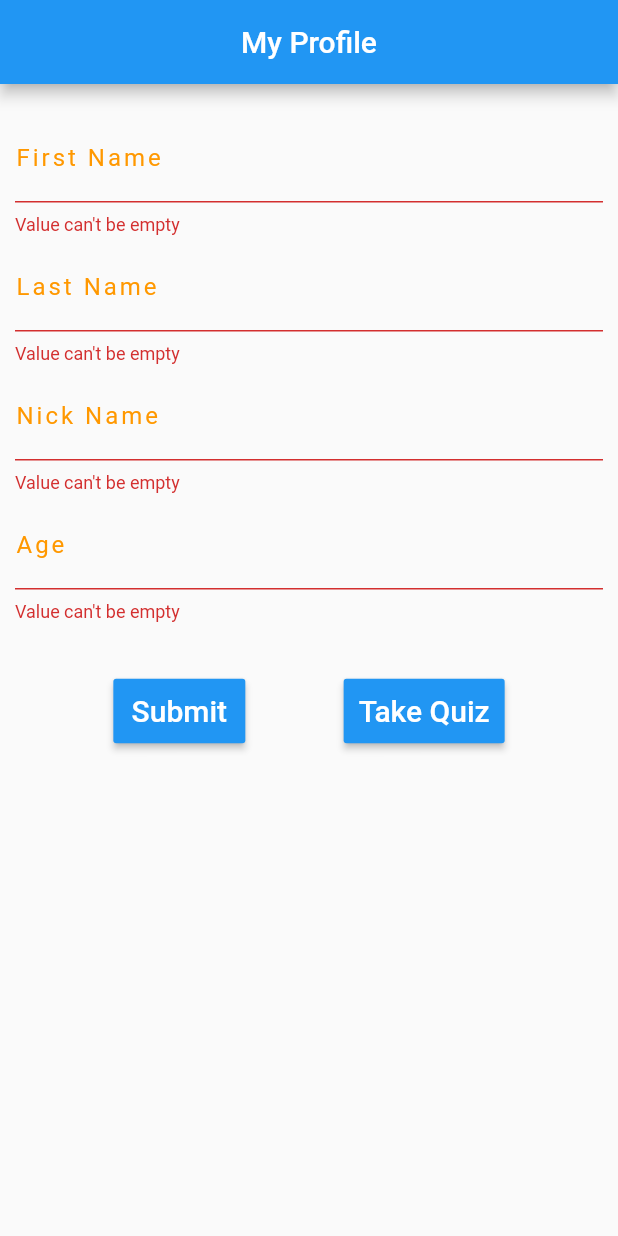
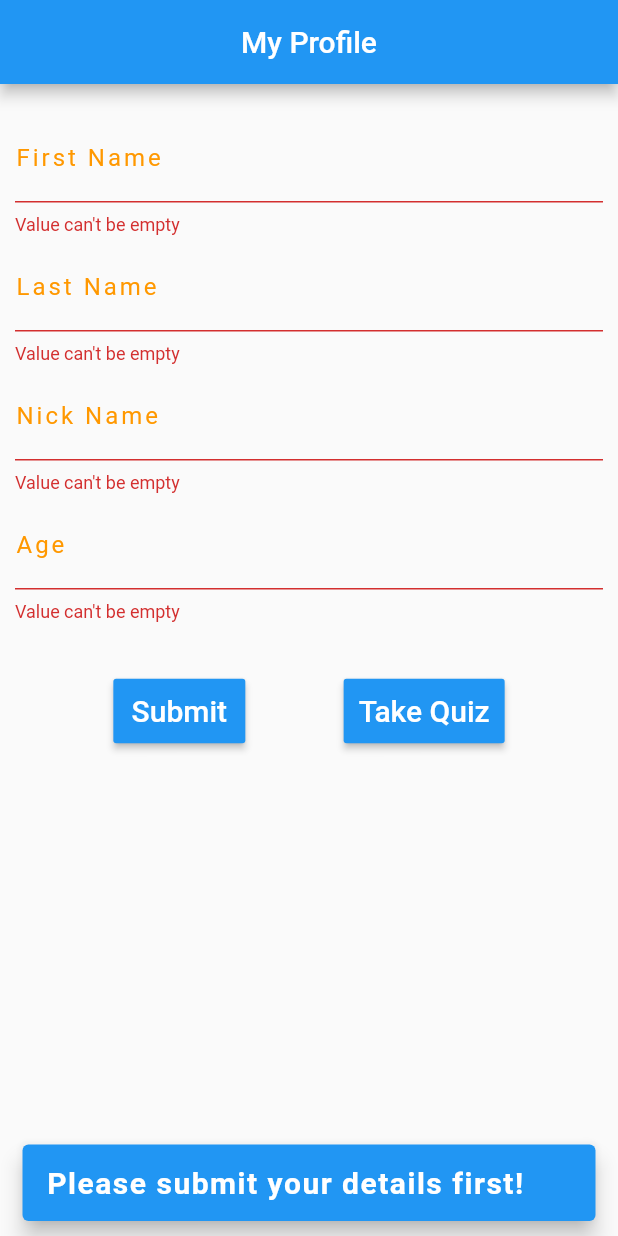
Before and after one commit to dhvaneshshah97/Quiz_App_Flutter, a Flutter app: the screen it shows after launch, after a tap on "Submit", after a tap on "Take Quiz", on a phone screen of 412 x 824 dp. Run offline on Flutter 3.47's test engine with Material 2 defaults, Android fonts, the phone set to English and light mode, and no system bars; our stand-ins replace flutter_spinkit, shared_preferences.

Commit message:
Add snackbar for 'submit' and 'take quiz' button

```diff
--- a/lib/home.dart
+++ b/lib/home.dart
@@ -17,6 +17,7 @@ class _HomePageState extends State<HomePage> {
     getLname();
     getNname();
     getAge();
+    shouldTakeQuiz();
     score.availability().then((bool val) {
       setState(() {
         _scoreInFile = val;
@@ -35,7 +36,13 @@ class _HomePageState extends State<HomePage> {
   final ageController = TextEditingController();
   int _score = 0;
   bool _scoreInFile = false;
-  bool _submit = false;
+  bool _takeQuiz = false;
+
+  shouldTakeQuiz() async {
+    SharedPreferences prefs = await SharedPreferences.getInstance();
+    bool present = prefs.containsKey('fname');
+    this._takeQuiz = present;
+  }
 
   final _formKey = GlobalKey<FormState>();
 
@@ -72,7 +79,7 @@ class _HomePageState extends State<HomePage> {
   }
 
   addUserDetailstoSF() async {
-    this._submit = true;
+    this._takeQuiz = true;
     SharedPreferences prefs = await SharedPreferences.getInstance();
     prefs.setString('fname', firstnameController.text);
     prefs.setString('lname', lastnameController.text);
@@ -188,36 +195,69 @@ class _HomePageState extends State<HomePage> {
                     Row(
                       mainAxisAlignment: MainAxisAlignment.spaceEvenly,
                       children: [
-                        RaisedButton(
+                        Builder(
+                          builder: (BuildContext context) {
+                            return RaisedButton(
                               onPressed: () {
                                 if (_formKey.currentState.validate()) {
                                   addUserDetailstoSF();
+                                  Scaffold.of(context).showSnackBar(SnackBar(
+                                    content: Text(
+                                      'Your details are saved',
+                                      style: TextStyle(
+                                          fontSize: 20.0,
+                                          color: Colors.white,
+                                          fontWeight: FontWeight.bold,
+                                          letterSpacing: 1),
+                                    ),
+                                    backgroundColor: Colors.blue,
+                                    behavior: SnackBarBehavior.floating,
+                                    duration: Duration(seconds: 4),
+                                  ));
                                 }
                               },
                               textColor: Colors.white,
                               color: Colors.blue,
                               child: Text(
                                 "Submit",
-                            style:
-                                TextStyle(fontSize: 20.0, color: Colors.white),
+                                style: TextStyle(
+                                    fontSize: 20.0, color: Colors.white),
                               ),
                               padding: EdgeInsets.all(10.0),
+                            );
+                          },
                         ),
-                        RaisedButton(
+                        Builder(builder: (BuildContext context) {
+                          return RaisedButton(
                             onPressed: () {
-                            if (this._submit) {
+                              if (this._takeQuiz) {
                                 _navigateAndDisplayScore(context);
+                              } else {
+                                Scaffold.of(context).showSnackBar(SnackBar(
+                                  content: Text(
+                                    'Please submit your details first!',
+                                    style: TextStyle(
+                                        fontSize: 20.0,
+                                        color: Colors.white,
+                                        fontWeight: FontWeight.bold,
+                                        letterSpacing: 1),
+                                  ),
+                                  backgroundColor: Colors.blue,
+                                  behavior: SnackBarBehavior.floating,
+                                  duration: Duration(seconds: 3),
+                                ));
                               }
                             },
                             textColor: Colors.white,
                             color: Colors.blue,
                             child: Text(
                               "Take Quiz",
-                            style:
-                                TextStyle(fontSize: 20.0, color: Colors.white),
+                              style: TextStyle(
+                                  fontSize: 20.0, color: Colors.white),
                             ),
                             padding: EdgeInsets.all(10.0),
-                        ),
+                          );
+                        }),
                       ],
                     ),
                   ],
```
Lines whose indentation alone changed are shown as unchanged.
